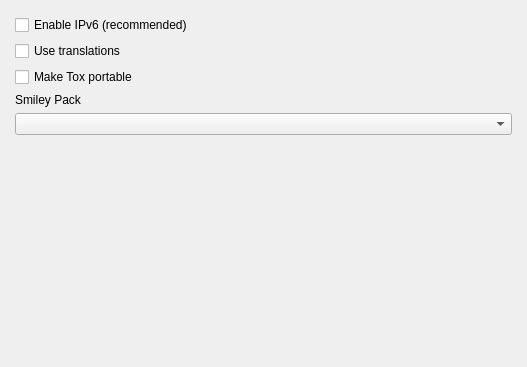
First picture: the form in widget/form/settings/generalsettings.ui, repository qTox/qTox, before the edit.
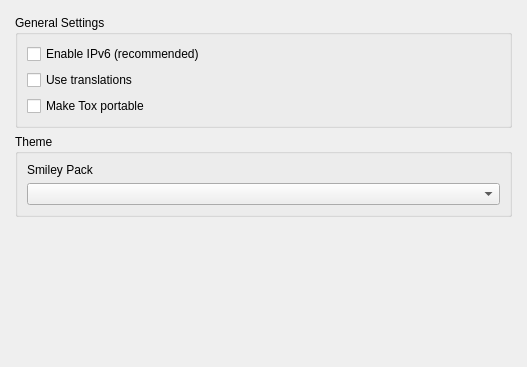
Second picture: the form after the edit.

Diff of the .ui file:
```diff
--- a/widget/form/settings/generalsettings.ui
+++ b/widget/form/settings/generalsettings.ui
@@ -24,6 +24,12 @@
     <number>15</number>
    </property>
    <item>
+    <widget class="QGroupBox" name="generalGroup">
+     <property name="title">
+      <string>General Settings</string>
+     </property>
+     <layout class="QVBoxLayout" name="verticalLayout_3">
+      <item>
     <widget class="QCheckBox" name="cbEnableIPv6">
      <property name="text">
       <string extracomment="Text on a checkbox to enable IPv6">Enable IPv6 (recommended)</string>
@@ -47,8 +53,15 @@
      </property>
     </widget>
    </item>
+     </layout>
+    </widget>
+   </item>
    <item>
-    <layout class="QVBoxLayout" name="smileLayout">
+    <widget class="QGroupBox" name="themeGroup">
+     <property name="title">
+      <string>Theme</string>
+     </property>
+     <layout class="QVBoxLayout" name="verticalLayout">
      <item>
       <widget class="QLabel" name="smileyPackLabel">
        <property name="text">
@@ -60,6 +73,7 @@
       <widget class="QComboBox" name="smileyPackBrowser"/>
      </item>
     </layout>
+    </widget>
    </item>
    <item>
     <spacer name="verticalSpacer">
```
Lines whose indentation alone changed are shown as unchanged.
